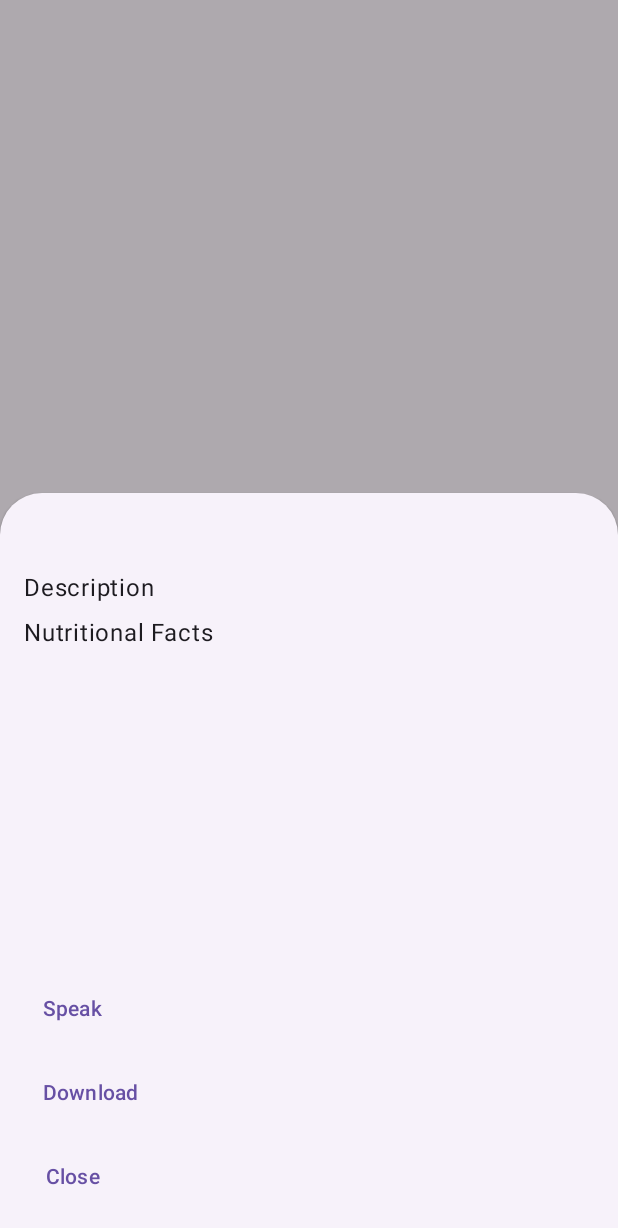
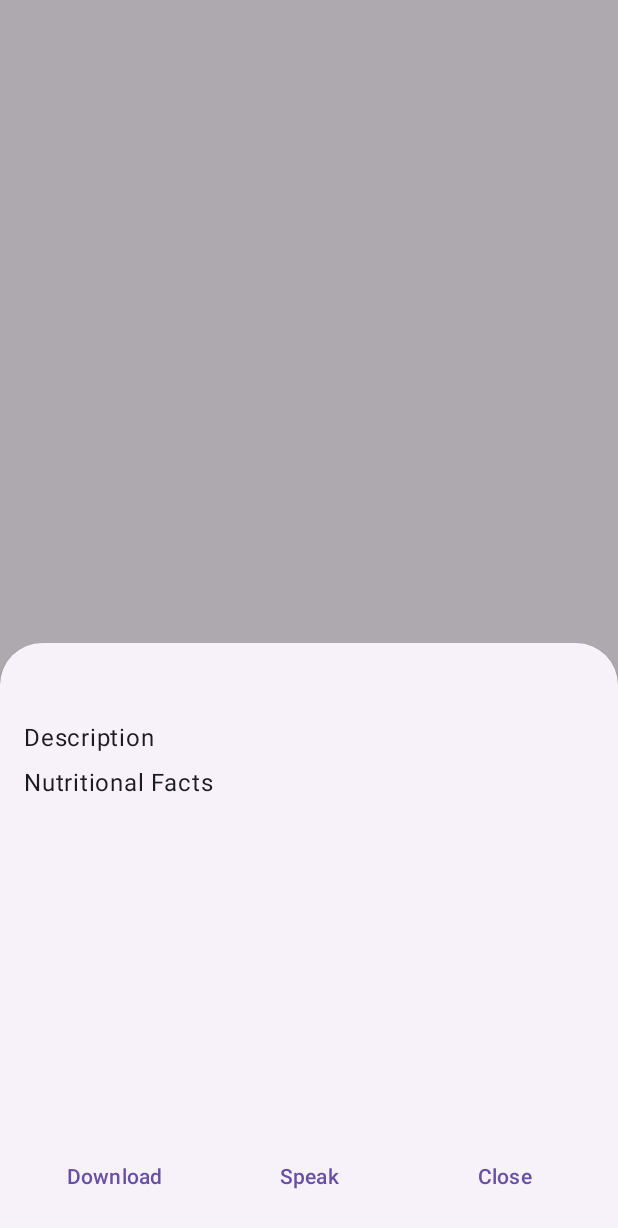
Before and after one commit to Portan21/ScanAPI, an Android app: the fragment ResultBottomSheetFragment shown on its own in the app's theme, on a phone screen of 412 x 824 dp. Shown: the top 1228 px of the screen. Run offline under Robolectric (Android 15) with nearby library versions, the phone set to English and light mode, and no system bars.

Commit message:
Bottom sheet layout revise | Minor fixes

```diff
--- a/app/src/main/java/com/example/scanapi/MainActivity.kt
+++ b/app/src/main/java/com/example/scanapi/MainActivity.kt
@@ -49,11 +49,6 @@ class MainActivity : AppCompatActivity(), TextToSpeech.OnInitListener {
         install(Postgrest)
     }
 
-    @Serializable
-    data class countries(
-        val id: Int,
-        val name: String,
-    )
 
     @Serializable
     data class products(
--- a/app/src/main/res/layout/bottom_sheet_result.xml
+++ b/app/src/main/res/layout/bottom_sheet_result.xml
@@ -35,24 +35,34 @@
         android:layout_marginTop="8dp"
         android:scaleType="centerCrop" />
 
-    <Button
-        android:id="@+id/speakerButton"
-        android:layout_width="wrap_content"
+    <LinearLayout
+        android:layout_width="match_parent"
         android:layout_height="wrap_content"
-        android:layout_marginTop="8dp"
-        android:text="Speak" />
+        android:orientation="horizontal"
+        android:layout_marginTop="20dp"
+        android:gravity="center">
 
-    <Button
-        android:id="@+id/downloadButton"
-        android:layout_width="wrap_content"
-        android:layout_height="wrap_content"
-        android:layout_marginTop="8dp"
-        android:text="Download" />
+        <Button
+            android:id="@+id/downloadButton"
+            android:layout_width="0dp"
+            android:layout_height="wrap_content"
+            android:layout_weight="1"
+            android:layout_marginEnd="10dp"
+            android:text="Download" />
 
-    <Button
-        android:id="@+id/closeButton"
-        android:layout_width="wrap_content"
-        android:layout_height="wrap_content"
-        android:layout_marginTop="8dp"
-        android:text="Close" />
+        <Button
+            android:id="@+id/speakerButton"
+            android:layout_width="0dp"
+            android:layout_height="wrap_content"
+            android:layout_weight="1"
+            android:layout_marginEnd="10dp"
+            android:text="Speak" />
+
+        <Button
+            android:id="@+id/closeButton"
+            android:layout_width="0dp"
+            android:layout_height="wrap_content"
+            android:layout_weight="1"
+            android:text="Close" />
+    </LinearLayout>
 </LinearLayout>
```
Also changed, not shown: app/src/main/java/com/example/scanapi/ScanActivity.kt (+10 -9 lines), app/src/main/java/com/example/scanapi/SupabaseService.kt (deleted, +0 -32 lines).
